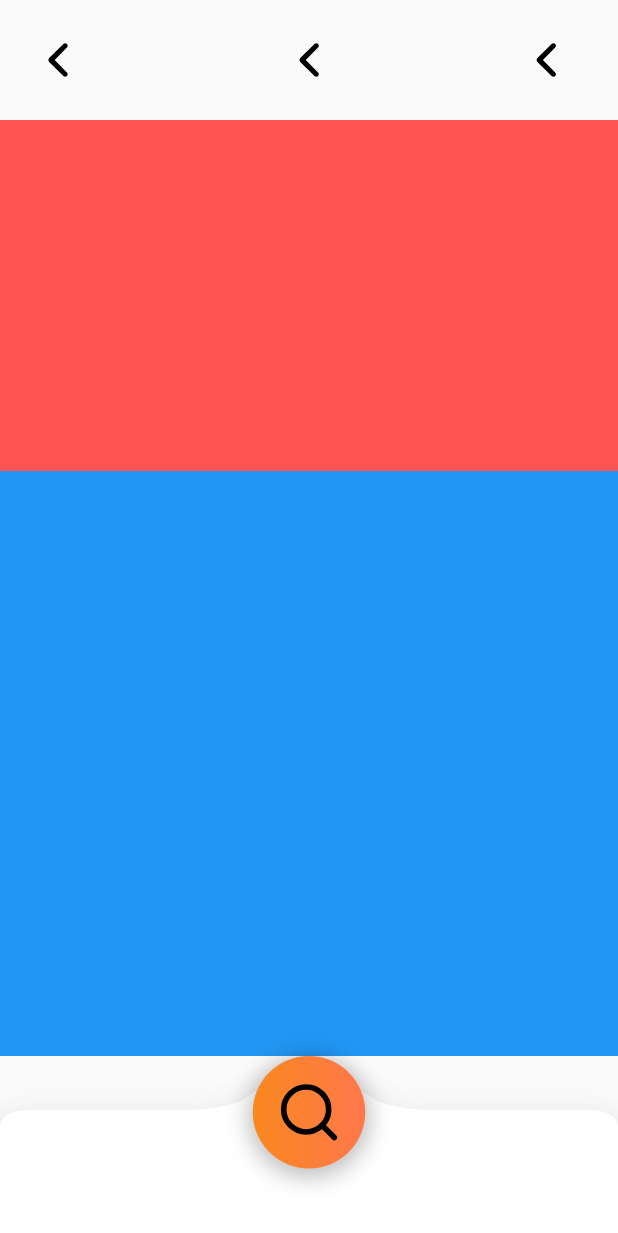
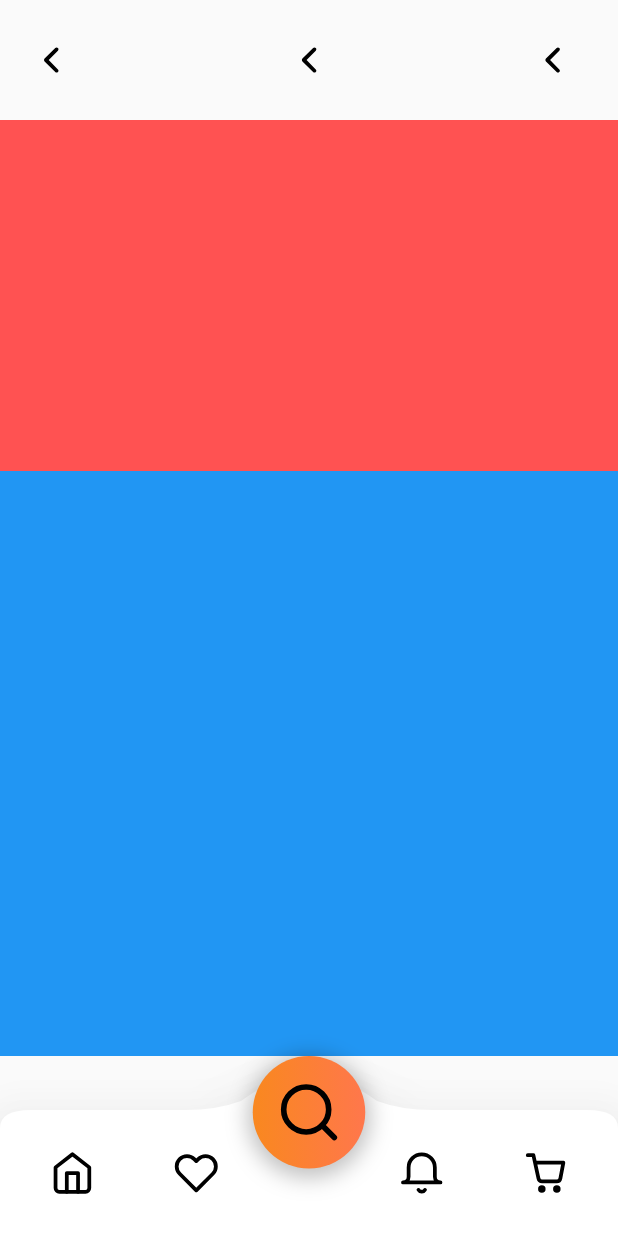
Before and after one commit to TorryDo/Food_Delivery, a Flutter app: the screen it shows after launch, after a tap on "Skip", on a phone screen of 412 x 824 dp. Shown: the top 1233 px of the screen. Run offline on Flutter 3.47's test engine with Material 2 defaults, Android fonts, the light colour scheme and no system bars; our stand-ins replace dots_indicator, flutter_bloc, flutter_svg, get, lottie; missing offline and left inert: dart:ffi.

Commit message:
add icons to navigation bar

```diff
--- /dev/null
+++ b/lib/ui/clickable_icon.dart
@@ -0,0 +1,8 @@
+import 'package:flutter/widgets.dart';
+
+class ClickableIcon{
+  Function? onCLick;
+  Widget iconWidget;
+
+  ClickableIcon({this.onCLick, required this.iconWidget});
+}
--- a/lib/ui/screens/home/home_screen.dart
+++ b/lib/ui/screens/home/home_screen.dart
@@ -1,7 +1,13 @@
 import 'package:flutter/material.dart';
 import 'package:flutter/widgets.dart';
+import 'package:flutter_svg/flutter_svg.dart';
+import 'package:food_delivery/ui/clickable_icon.dart';
+import 'package:food_delivery/ui/clickable_icon.dart';
+import 'package:food_delivery/ui/clickable_icon.dart';
+import 'package:food_delivery/ui/clickable_icon.dart';
 import 'package:food_delivery/ui/widgets/app_bar.dart';
 import 'package:food_delivery/ui/widgets/bottom_navigation.dart';
+import 'package:food_delivery/utils/res/dimens.dart';
 
 class HomeScreen extends StatefulWidget {
   const HomeScreen({Key? key}) : super(key: key);
@@ -31,15 +37,30 @@ class _HomeScreenState extends State<HomeScreen> {
     );
   }
 
-  _appBar(){
+  _appBar() {
     return const MainAppBar();
   }
 
-  _bottomBar(){
-    return const MainBottomNavigation();
+  _bottomBar() {
+    final iconSize = ICON_SIZE_L;
+    return MainBottomNavigation(fourClickableIcon: [
+      ClickableIcon(onCLick: () {},
+          iconWidget: SvgPicture.asset(
+            'assets/icons/ic_home.svg', width: iconSize, height: iconSize,)),
+      ClickableIcon(onCLick: () {},
+          iconWidget: SvgPicture.asset(
+              'assets/icons/ic_heart.svg', width: iconSize, height: iconSize)),
+      ClickableIcon(onCLick: () {},
+          iconWidget: SvgPicture.asset(
+              'assets/icons/ic_bell.svg', width: iconSize, height: iconSize)),
+      ClickableIcon(onCLick: () {},
+          iconWidget: SvgPicture.asset(
+              'assets/icons/ic_shopping_cart.svg', width: iconSize,
+              height: iconSize))
+    ],);
   }
 
-  // _foodCarousel(){
-  //   return
-  // }
+// _foodCarousel(){
+//   return
+// }
 }
--- a/lib/ui/widgets/bottom_navigation.dart
+++ b/lib/ui/widgets/bottom_navigation.dart
@@ -1,13 +1,16 @@
 import 'package:flutter/cupertino.dart';
 import 'package:flutter/material.dart';
+import 'package:food_delivery/ui/clickable_icon.dart';
 import 'package:food_delivery/utils/res/colors.dart';
 import 'package:food_delivery/utils/res/dimens.dart';
 import 'package:food_delivery/utils/widgets_warehouse.dart';
 
 class MainBottomNavigation extends StatefulWidget {
   final Function? mainButtonClick;
+  final List<ClickableIcon> fourClickableIcon;
 
-  const MainBottomNavigation({Key? key, this.mainButtonClick})
+  const MainBottomNavigation(
+      {Key? key, this.mainButtonClick, required this.fourClickableIcon})
       : super(key: key);
 
   final _bottomWidth = double.infinity;
@@ -31,9 +34,9 @@ class _MainBottomNavigationState extends State<MainBottomNavigation> {
         width: widget._bottomWidth,
         child: Stack(children: [
           _bottomBarLayout(),
-          // _coupleButtons(),
+          _coupleButtons(const Alignment(-1.0, 0.6), [0, 1]), // left
           _mainButton(),
-          // _coupleButtons()
+          _coupleButtons(const Alignment(1.0, 0.6), [2, 3])   // right
         ]));
   }
 
@@ -44,9 +47,23 @@ class _MainBottomNavigationState extends State<MainBottomNavigation> {
     );
   }
 
-  _coupleButtons() {
-    return Container(
-      color: Colors.redAccent,
+  _coupleButtons(Alignment alignment, List<int> iconPositionList) {
+    return Align(
+      alignment: alignment,
+      child: SizedBox(
+        width: (MediaQuery.of(context).size.width / 2.3),
+        height: BOTTOM_BAR_HEIGHT / 2,
+        // color: Colors.red,
+        child: Padding(
+          padding: const EdgeInsets.symmetric(horizontal: PADDING_HORIZONTALLY_S),
+          child: Row(
+              mainAxisAlignment: MainAxisAlignment.spaceAround,
+              children: [
+            for(var i in iconPositionList)
+              widget.fourClickableIcon[i].iconWidget
+          ]),
+        ),
+      ),
     );
   }
 
@@ -137,7 +154,7 @@ class RoundedBottomNavigationPainter extends CustomPainter {
       ..lineTo(size.width, size.height)
       ..lineTo(0, size.height)
       ..lineTo(0, pointAY);
-    canvas.drawShadow(path, Colors.black, 20.0, true);
+    canvas.drawShadow(path, Colors.black, 30.0, false);
     path.close();
     canvas.drawPath(path, paint);
   }
--- a/lib/utils/res/dimens.dart
+++ b/lib/utils/res/dimens.dart
@@ -50,7 +50,7 @@ const ICON_SIZE_XXS = 15.0;
 const ICON_SIZE_XS= 20.0;
 const ICON_SIZE_S = 23.0;
 const ICON_SIZE = 25.0;
-const ICON_SIZE_L = 40.0;
+const ICON_SIZE_L = 30.0;
 const ICON_SIZE_XL = 45.0;
 const ICON_SIZE_XXL = 50.0;
 
```
Also changed, not shown: assets/icons/ic_home.svg.
